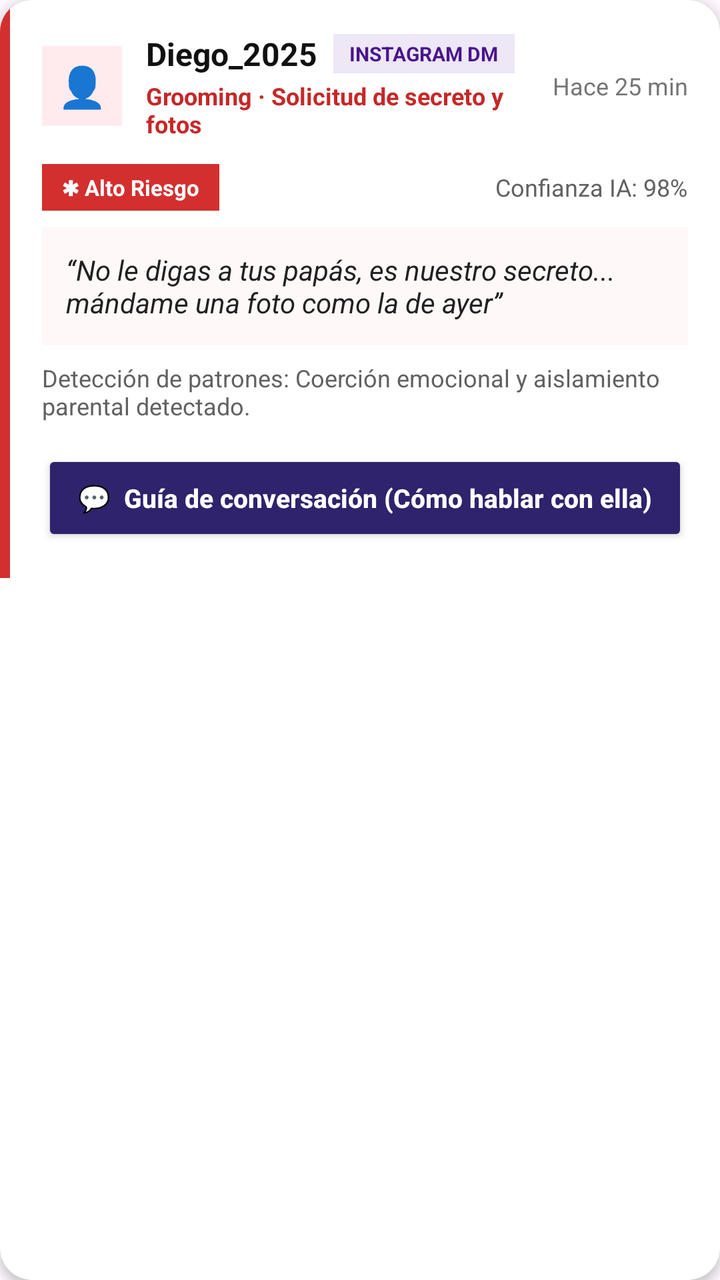
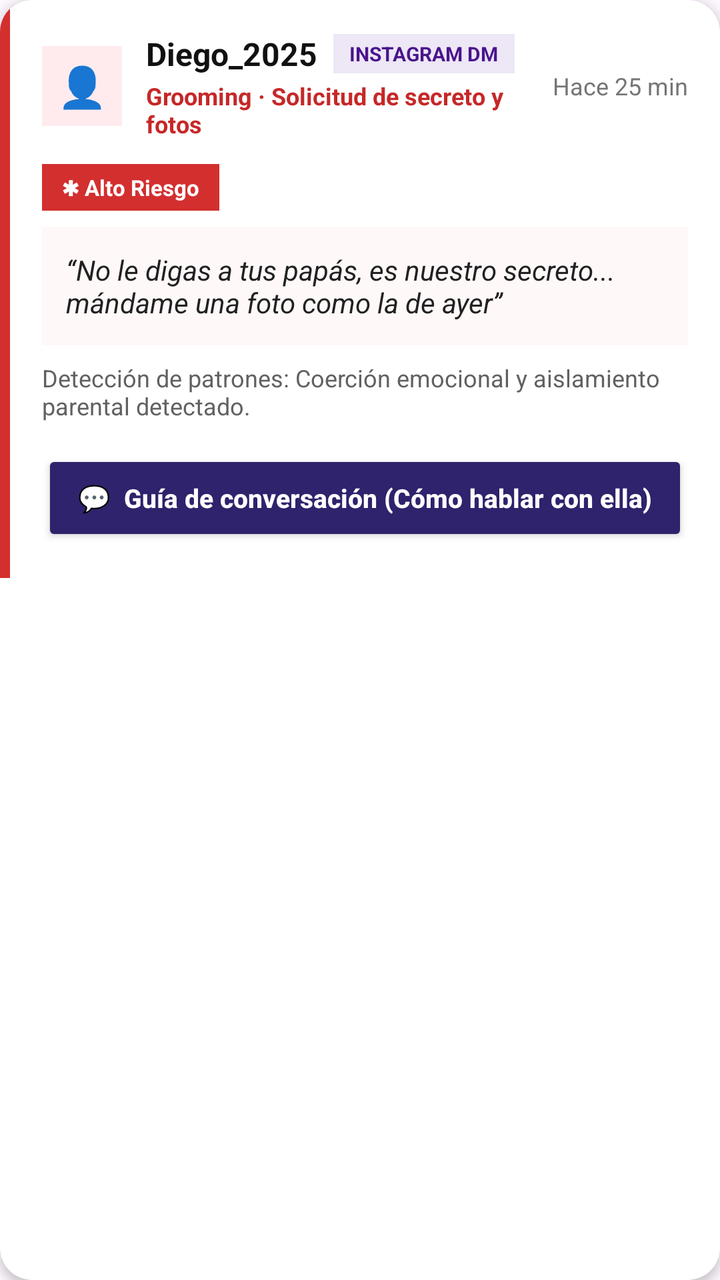

An Android layout rendered at two revisions. The XML below is the earlier revision; the diff shows what the commit changed to produce the second picture.
<!-- AndroidManifest.xml: application theme Theme.MyApplication -->
<!-- res/layout/item_event_card.xml -->
<?xml version="1.0" encoding="utf-8"?>
<androidx.cardview.widget.CardView xmlns:android="http://schemas.android.com/apk/res/android"
    xmlns:app="http://schemas.android.com/apk/res-auto"
    android:layout_width="match_parent"
    android:layout_height="wrap_content"
    android:layout_marginBottom="16dp"
    app:cardBackgroundColor="#FFFFFF"
    app:cardCornerRadius="16dp"
    app:cardElevation="3dp">

    <LinearLayout
        android:layout_width="match_parent"
        android:layout_height="wrap_content"
        android:orientation="horizontal">

        
        <View
            android:id="@+id/cardRiskBar"
            android:layout_width="5dp"
            android:layout_height="match_parent"
            android:background="#D32F2F" />

        <LinearLayout
            android:layout_width="match_parent"
            android:layout_height="wrap_content"
            android:orientation="vertical"
            android:padding="16dp">

            
            <LinearLayout
                android:layout_width="match_parent"
                android:layout_height="wrap_content"
                android:gravity="center_vertical"
                android:orientation="horizontal">

                <TextView
                    android:id="@+id/avatarIcon"
                    android:layout_width="40dp"
                    android:layout_height="40dp"
                    android:background="#FFEBEE"
                    android:gravity="center"
                    android:text="👤"
                    android:textSize="20sp" />

                <LinearLayout
                    android:layout_width="0dp"
                    android:layout_height="wrap_content"
                    android:layout_marginStart="12dp"
                    android:layout_weight="1"
                    android:orientation="vertical">

                    <LinearLayout
                        android:layout_width="wrap_content"
                        android:layout_height="wrap_content"
                        android:gravity="center_vertical"
                        android:orientation="horizontal">

                        <TextView
                            android:id="@+id/contactHandle"
                            android:layout_width="wrap_content"
                            android:layout_height="wrap_content"
                            android:text="Diego_2025"
                            android:textColor="#111111"
                            android:textSize="16sp"
                            android:textStyle="bold" />

                        <TextView
                            android:id="@+id/platformTag"
                            android:layout_width="wrap_content"
                            android:layout_height="wrap_content"
                            android:layout_marginStart="8dp"
                            android:background="#EDE7F6"
                            android:paddingHorizontal="8dp"
                            android:paddingVertical="3dp"
                            android:text="INSTAGRAM DM"
                            android:textColor="#4A148C"
                            android:textSize="10sp"
                            android:textStyle="bold" />
                    </LinearLayout>

                    <TextView
                        android:id="@+id/categoryDescription"
                        android:layout_width="wrap_content"
                        android:layout_height="wrap_content"
                        android:layout_marginTop="2dp"
                        android:text="Grooming · Solicitud de secreto y fotos"
                        android:textColor="#C62828"
                        android:textSize="12sp"
                        android:textStyle="bold" />
                </LinearLayout>

                <TextView
                    android:id="@+id/eventTimeText"
                    android:layout_width="wrap_content"
                    android:layout_height="wrap_content"
                    android:text="Hace 25 min"
                    android:textColor="#757575"
                    android:textSize="12sp" />
            </LinearLayout>

            
            <LinearLayout
                android:layout_width="match_parent"
                android:layout_height="wrap_content"
                android:layout_marginTop="12dp"
                android:gravity="center_vertical"
                android:orientation="horizontal">

                <TextView
                    android:id="@+id/severityBadge"
                    android:layout_width="wrap_content"
                    android:layout_height="wrap_content"
                    android:background="#D32F2F"
                    android:paddingHorizontal="10dp"
                    android:paddingVertical="4dp"
                    android:text="✱ Alto Riesgo"
                    android:textColor="#FFFFFF"
                    android:textSize="11sp"
                    android:textStyle="bold" />

                <View
                    android:layout_width="0dp"
                    android:layout_height="0dp"
                    android:layout_weight="1" />

                <TextView
                    android:id="@+id/confidenceText"
                    android:layout_width="wrap_content"
                    android:layout_height="wrap_content"
                    android:text="Confianza IA: 98%"
                    android:textColor="#616161"
                    android:textSize="12sp" />
            </LinearLayout>

            
            <LinearLayout
                android:layout_width="match_parent"
                android:layout_height="wrap_content"
                android:layout_marginTop="8dp"
                android:background="#FFF8F8"
                android:padding="12dp">

                <TextView
                    android:id="@+id/messageQuoteText"
                    android:layout_width="match_parent"
                    android:layout_height="wrap_content"
                    android:text="“No le digas a tus papás, es nuestro secreto... mándame una foto como la de ayer”"
                    android:textColor="#212121"
                    android:textSize="14sp"
                    android:textStyle="italic" />
            </LinearLayout>

            
            <TextView
                android:id="@+id/patternText"
                android:layout_width="match_parent"
                android:layout_height="wrap_content"
                android:layout_marginTop="8dp"
                android:text="Detección de patrones: Coerción emocional y aislamiento parental detectado."
                android:textColor="#616161"
                android:textSize="12sp" />

            
            <Button
                android:id="@+id/btnConversationGuide"
                android:layout_width="match_parent"
                android:layout_height="wrap_content"
                android:layout_marginTop="14dp"
                android:backgroundTint="#2E236C"
                android:paddingVertical="10dp"
                android:text="💬  Guía de conversación (Cómo hablar con ella)"
                android:textAllCaps="false"
                android:textColor="#FFFFFF"
                android:textSize="13sp"
                android:textStyle="bold" />

        </LinearLayout>
    </LinearLayout>
</androidx.cardview.widget.CardView>
<!-- resources referenced by this layout -->
<resources>
  <style name="Theme.MyApplication" parent="Base.Theme.MyApplication" />
  <style name="Base.Theme.MyApplication" parent="Theme.Material3.DayNight.NoActionBar">
          
          
      </style>
</resources>

<!-- the commit's change to res/layout/item_event_card.xml (unified diff, before → after) -->
@@ -118,18 +118,6 @@
                     android:textSize="11sp"
                     android:textStyle="bold" />
 
-                <View
-                    android:layout_width="0dp"
-                    android:layout_height="0dp"
-                    android:layout_weight="1" />
-
-                <TextView
-                    android:id="@+id/confidenceText"
-                    android:layout_width="wrap_content"
-                    android:layout_height="wrap_content"
-                    android:text="Confianza IA: 98%"
-                    android:textColor="#616161"
-                    android:textSize="12sp" />
             </LinearLayout>
 
             
